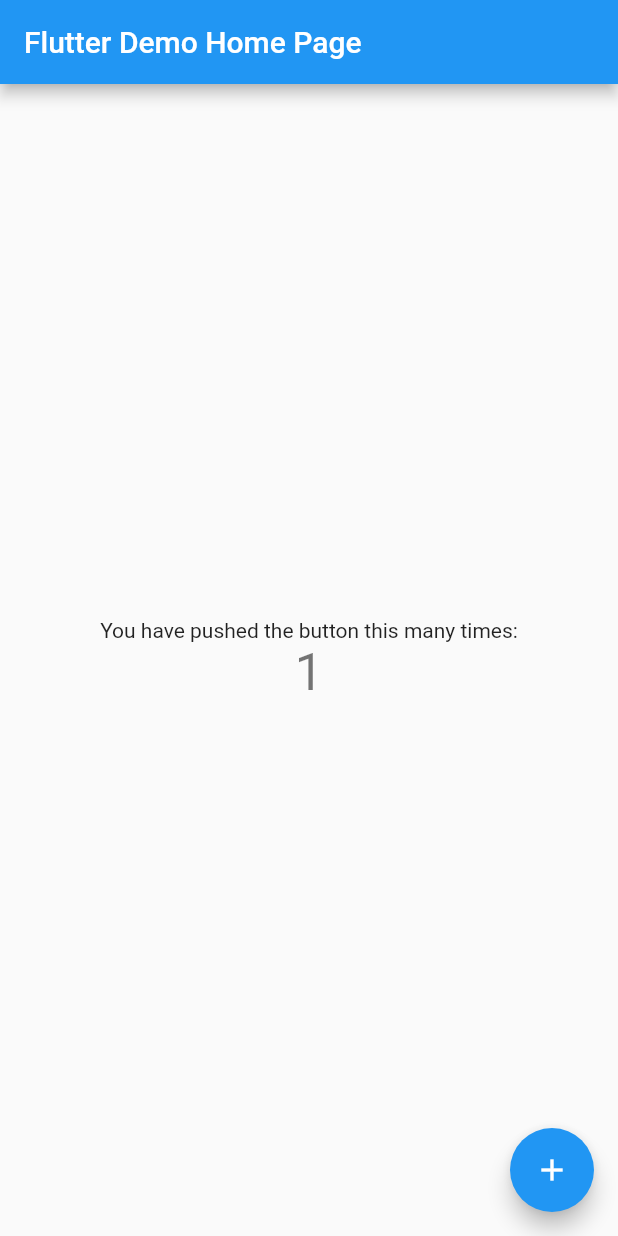
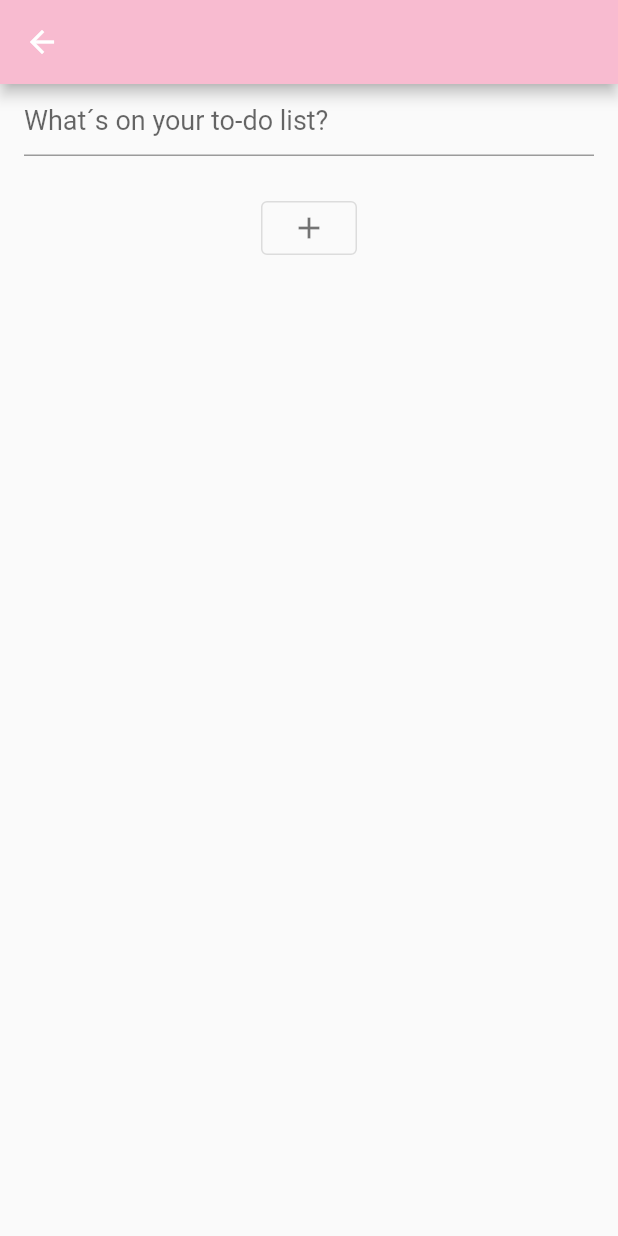
Before and after one commit to agnesaronssonfasth/gusfasag, a Flutter app: the screen it shows after launch, after a tap on the "add" icon, on a phone screen of 412 x 824 dp. Run offline on Flutter 3.47's test engine with Material 2 defaults, Android fonts, the phone set to English and light mode, and no system bars; Roboto replaces fonts that are missing (helvetica).

Commit message:
merge steg 1 till  main

```diff
--- a/lib/main.dart
+++ b/lib/main.dart
@@ -4,112 +4,136 @@ void main() {
   runApp(const MyApp());
 }
 
+class CheckBoxState {
+  final String title;
+  bool value;
+  CheckBoxState({
+    required this.title,
+    this.value = false,
+  });
+}
+
 class MyApp extends StatelessWidget {
   const MyApp({Key? key}) : super(key: key);
-
-  // This widget is the root of your application.
   @override
   Widget build(BuildContext context) {
     return MaterialApp(
-      title: 'Flutter Demo',
       theme: ThemeData(
-        // This is the theme of your application.
-        //
-        // Try running your application with "flutter run". You'll see the
-        // application has a blue toolbar. Then, without quitting the app, try
-        // changing the primarySwatch below to Colors.green and then invoke
-        // "hot reload" (press "r" in the console where you ran "flutter run",
-        // or simply save your changes to "hot reload" in a Flutter IDE).
-        // Notice that the counter didn't reset back to zero; the application
-        // is not restarted.
-        primarySwatch: Colors.blue,
+        brightness: Brightness.light,
+        primaryColor: Colors.white,
+        fontFamily: 'Helvetica',
+        unselectedWidgetColor: Colors.pink[100],
       ),
-      home: const MyHomePage(title: 'Flutter Demo Home Page'),
+      home: const HomePage(),
     );
   }
 }
 
-class MyHomePage extends StatefulWidget {
-  const MyHomePage({Key? key, required this.title}) : super(key: key);
-
-  // This widget is the home page of your application. It is stateful, meaning
-  // that it has a State object (defined below) that contains fields that affect
-  // how it looks.
-
-  // This class is the configuration for the state. It holds the values (in this
-  // case the title) provided by the parent (in this case the App widget) and
-  // used by the build method of the State. Fields in a Widget subclass are
-  // always marked "final".
-
-  final String title;
-
+class HomePage extends StatefulWidget {
+  const HomePage({Key? key}) : super(key: key);
   @override
-  State<MyHomePage> createState() => _MyHomePageState();
+  _HomePageState createState() => _HomePageState();
 }
 
-class _MyHomePageState extends State<MyHomePage> {
-  int _counter = 0;
-
-  void _incrementCounter() {
-    setState(() {
-      // This call to setState tells the Flutter framework that something has
-      // changed in this State, which causes it to rerun the build method below
-      // so that the display can reflect the updated values. If we changed
-      // _counter without calling setState(), then the build method would not be
-      // called again, and so nothing would appear to happen.
-      _counter++;
-    });
+class _HomePageState extends State<HomePage> {
+  final toDos = [
+    CheckBoxState(title: 'Träna'),
+    CheckBoxState(title: 'Handla'),
+    CheckBoxState(title: 'Laga mat'),
+  ];
+  @override
+  Widget build(BuildContext context) {
+    return Scaffold(
+      appBar: AppBar(
+        title: const Text('To Do List'),
+        titleTextStyle: const TextStyle(fontSize: 24, fontFamily: 'helvetica'),
+        backgroundColor: Colors.pink[100],
+        leading: GestureDetector(
+          onTap: () {
+            Navigator.push(
+              context,
+              MaterialPageRoute(builder: (context) => const HomePage()),
+            );
+          },
+          child: const Icon(Icons.menu),
+        ),
+        actions: [
+          IconButton(
+            icon: const Icon(Icons.add),
+            alignment: Alignment.centerRight,
+            onPressed: () {
+              Navigator.push(context,
+                  MaterialPageRoute(builder: (context) => const SecondView()));
+            },
+          ),
+        ],
+      ),
+      body: ListView(
+        children: [
+          ...toDos.map(buildSingleCheckbox).toList(),
+        ],
+      ),
+    );
   }
 
+  Widget buildSingleCheckbox(CheckBoxState checkbox) => CheckboxListTile(
+      controlAffinity: ListTileControlAffinity.leading,
+      activeColor: Colors.pink[100],
+      value: checkbox.value,
+      title: Text(checkbox.title,
+          style: const TextStyle(
+              fontSize: 18, fontFamily: 'helvetica', color: Colors.black87)),
+      secondary: const Icon(Icons.delete),
+      onChanged: (value) => setState(
+            () => checkbox.value = value!,
+          ));
+}
+
+class SecondView extends StatelessWidget {
+  const SecondView({Key? key}) : super(key: key);
   @override
   Widget build(BuildContext context) {
-    // This method is rerun every time setState is called, for instance as done
-    // by the _incrementCounter method above.
-    //
-    // The Flutter framework has been optimized to make rerunning build methods
-    // fast, so that you can just rebuild anything that needs updating rather
-    // than having to individually change instances of widgets.
     return Scaffold(
-      appBar: AppBar(
-        // Here we take the value from the MyHomePage object that was created by
-        // the App.build method, and use it to set our appbar title.
-        title: Text(widget.title),
-      ),
+      appBar: AppBar(backgroundColor: Colors.pink[100]),
       body: Center(
-        // Center is a layout widget. It takes a single child and positions it
-        // in the middle of the parent.
         child: Column(
-          // Column is also a layout widget. It takes a list of children and
-          // arranges them vertically. By default, it sizes itself to fit its
-          // children horizontally, and tries to be as tall as its parent.
-          //
-          // Invoke "debug painting" (press "p" in the console, choose the
-          // "Toggle Debug Paint" action from the Flutter Inspector in Android
-          // Studio, or the "Toggle Debug Paint" command in Visual Studio Code)
-          // to see the wireframe for each widget.
-          //
-          // Column has various properties to control how it sizes itself and
-          // how it positions its children. Here we use mainAxisAlignment to
-          // center the children vertically; the main axis here is the vertical
-          // axis because Columns are vertical (the cross axis would be
-          // horizontal).
-          mainAxisAlignment: MainAxisAlignment.center,
-          children: <Widget>[
-            const Text(
-              'You have pushed the button this many times:',
-            ),
-            Text(
-              '$_counter',
-              style: Theme.of(context).textTheme.headline4,
-            ),
+          children: [
+            _nameInputField(),
+            Container(height: 24),
+            _buttonRow(),
           ],
         ),
       ),
-      floatingActionButton: FloatingActionButton(
-        onPressed: _incrementCounter,
-        tooltip: 'Increment',
-        child: const Icon(Icons.add),
-      ), // This trailing comma makes auto-formatting nicer for build methods.
+    );
+  }
+
+  Widget _nameInputField() {
+    return Container(
+      margin: const EdgeInsets.only(left: 16, right: 16),
+      child: const TextField(
+        decoration: InputDecoration(
+          hintText: 'What´s on your to-do list?',
+          hintStyle: TextStyle(
+            fontSize: 18,
+            fontFamily: 'helvetica',
+          ),
+          focusedBorder: UnderlineInputBorder(
+            borderSide: BorderSide(color: Colors.pink),
+          ),
+        ),
+      ),
+    );
+  }
+
+  Widget _buttonRow() {
+    return Row(
+      mainAxisAlignment: MainAxisAlignment.center,
+      children: [
+        OutlinedButton(
+          onPressed: () {},
+          child: const Icon(Icons.add, color: Colors.black54),
+        )
+      ],
     );
   }
 }
```
